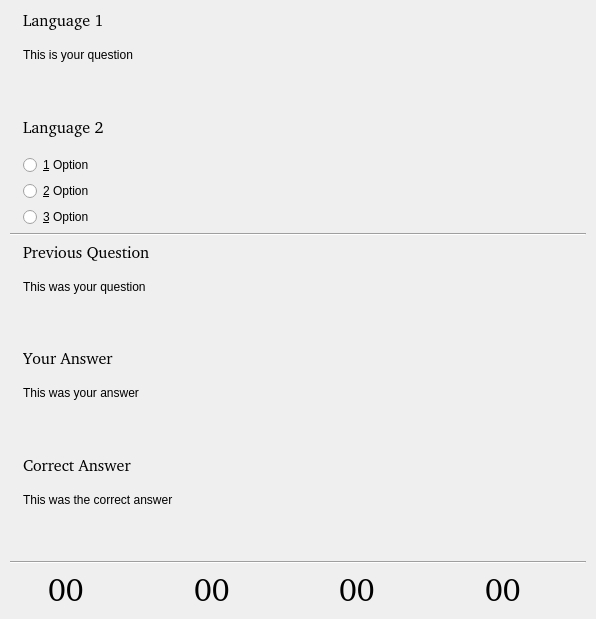
Before: the Qt Designer form src/multipleviewbase.ui in KDE/kwordquiz, drawn with Qt 5.
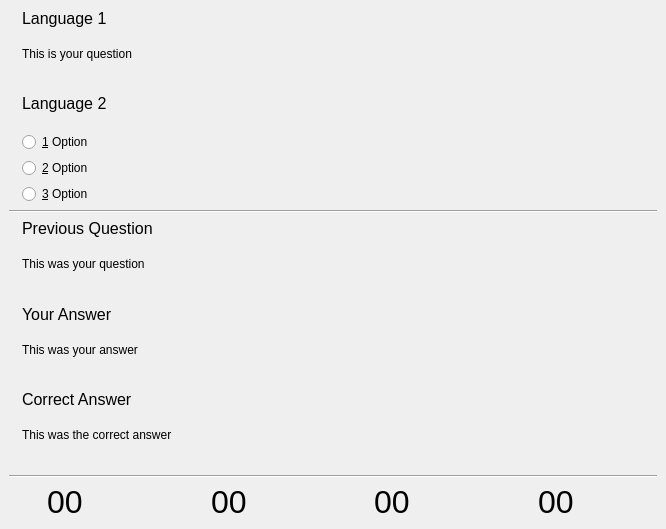
After: the same form once the commit is applied. Icons and pictures are not drawn.

Commit message: A KPageWidget-based interface for KWQ. Better use of screen space and actually quite limited code and string changes. Also simplifies the menu and toolbars.

Diff of the .ui file:
```diff
--- a/src/multipleviewbase.ui
+++ b/src/multipleviewbase.ui
@@ -8,14 +8,12 @@
    <rect>
     <x>0</x>
     <y>0</y>
-    <width>596</width>
-    <height>619</height>
+    <width>666</width>
+    <height>529</height>
    </rect>
   </property>
   <property name="sizePolicy" >
-   <sizepolicy>
-    <hsizetype>5</hsizetype>
-    <vsizetype>5</vsizetype>
+   <sizepolicy vsizetype="Preferred" hsizetype="Preferred" >
     <horstretch>0</horstretch>
     <verstretch>0</verstretch>
    </sizepolicy>
@@ -27,26 +25,49 @@
    </size>
   </property>
   <layout class="QGridLayout" >
-   <property name="margin" >
-    <number>10</number>
+   <property name="leftMargin" >
+    <number>0</number>
    </property>
-   <property name="spacing" >
+   <property name="topMargin" >
+    <number>0</number>
+   </property>
+   <property name="rightMargin" >
+    <number>0</number>
+   </property>
+   <property name="bottomMargin" >
+    <number>0</number>
+   </property>
+   <item row="0" column="0" >
+    <widget class="QStackedWidget" name="stackedWidget" >
+     <property name="currentIndex" >
+      <number>0</number>
+     </property>
+     <widget class="QWidget" name="pageQuiz" >
+      <layout class="QGridLayout" >
+       <item row="0" column="0" >
+        <layout class="QGridLayout" >
+         <property name="leftMargin" >
+          <number>0</number>
+         </property>
+         <property name="topMargin" >
+          <number>0</number>
+         </property>
+         <property name="rightMargin" >
+          <number>0</number>
+         </property>
+         <property name="bottomMargin" >
+          <number>0</number>
+         </property>
+         <property name="horizontalSpacing" >
     <number>6</number>
    </property>
-   <item row="0" column="0" >
-    <layout class="QGridLayout" >
-     <property name="margin" >
-      <number>0</number>
-     </property>
-     <property name="spacing" >
+         <property name="verticalSpacing" >
       <number>6</number>
      </property>
      <item row="0" column="1" >
       <widget class="QLabel" name="lblQuestionLanguage" >
        <property name="sizePolicy" >
-        <sizepolicy>
-         <hsizetype>7</hsizetype>
-         <vsizetype>0</vsizetype>
+            <sizepolicy vsizetype="Fixed" hsizetype="Expanding" >
          <horstretch>0</horstretch>
          <verstretch>0</verstretch>
         </sizepolicy>
@@ -59,7 +80,6 @@
        </property>
        <property name="font" >
         <font>
-         <family></family>
          <pointsize>12</pointsize>
          <weight>50</weight>
          <italic>false</italic>
@@ -85,9 +105,7 @@
      <item row="1" column="1" >
       <widget class="QLabel" name="lblQuestion" >
        <property name="sizePolicy" >
-        <sizepolicy>
-         <hsizetype>7</hsizetype>
-         <vsizetype>5</vsizetype>
+            <sizepolicy vsizetype="Preferred" hsizetype="Expanding" >
          <horstretch>0</horstretch>
          <verstretch>0</verstretch>
         </sizepolicy>
@@ -115,9 +133,7 @@
      <item row="0" column="0" >
       <widget class="QLabel" name="picQuestion" >
        <property name="sizePolicy" >
-        <sizepolicy>
-         <hsizetype>0</hsizetype>
-         <vsizetype>0</vsizetype>
+            <sizepolicy vsizetype="Fixed" hsizetype="Fixed" >
          <horstretch>0</horstretch>
          <verstretch>0</verstretch>
         </sizepolicy>
@@ -141,20 +157,319 @@
      </item>
     </layout>
    </item>
+       <item row="1" column="0" >
+        <layout class="QGridLayout" >
+         <property name="leftMargin" >
+          <number>0</number>
+         </property>
+         <property name="topMargin" >
+          <number>0</number>
+         </property>
+         <property name="rightMargin" >
+          <number>0</number>
+         </property>
+         <property name="bottomMargin" >
+          <number>0</number>
+         </property>
+         <property name="horizontalSpacing" >
+          <number>6</number>
+         </property>
+         <property name="verticalSpacing" >
+          <number>6</number>
+         </property>
+         <item row="0" column="0" >
+          <widget class="QLabel" name="picAnswer" >
+           <property name="sizePolicy" >
+            <sizepolicy vsizetype="Fixed" hsizetype="Fixed" >
+             <horstretch>0</horstretch>
+             <verstretch>0</verstretch>
+            </sizepolicy>
+           </property>
+           <property name="maximumSize" >
+            <size>
+             <width>32</width>
+             <height>32</height>
+            </size>
+           </property>
+           <property name="toolTip" >
+            <string>Your choices</string>
+           </property>
+           <property name="pixmap" >
+            <pixmap/>
+           </property>
+           <property name="scaledContents" >
+            <bool>true</bool>
+           </property>
+          </widget>
+         </item>
+         <item row="2" column="1" >
+          <widget class="QRadioButton" name="opt2" >
+           <property name="sizePolicy" >
+            <sizepolicy vsizetype="Preferred" hsizetype="Expanding" >
+             <horstretch>0</horstretch>
+             <verstretch>0</verstretch>
+            </sizepolicy>
+           </property>
+           <property name="minimumSize" >
+            <size>
+             <width>0</width>
+             <height>20</height>
+            </size>
+           </property>
+           <property name="toolTip" >
+            <string>Your choices</string>
+           </property>
+           <property name="whatsThis" >
+            <string>Three choices for the answer. One is correct.</string>
+           </property>
+           <property name="text" >
+            <string>&amp;2 Option</string>
+           </property>
+          </widget>
+         </item>
+         <item row="1" column="1" >
+          <widget class="QRadioButton" name="opt1" >
+           <property name="sizePolicy" >
+            <sizepolicy vsizetype="Preferred" hsizetype="Expanding" >
+             <horstretch>0</horstretch>
+             <verstretch>0</verstretch>
+            </sizepolicy>
+           </property>
+           <property name="minimumSize" >
+            <size>
+             <width>0</width>
+             <height>20</height>
+            </size>
+           </property>
+           <property name="toolTip" >
+            <string>Your choices</string>
+           </property>
+           <property name="whatsThis" >
+            <string>Three choices for the answer. One is correct.</string>
+           </property>
+           <property name="text" >
+            <string>&amp;1 Option</string>
+           </property>
+          </widget>
+         </item>
+         <item row="0" column="1" >
+          <widget class="QLabel" name="lblAnswerLanguage" >
+           <property name="sizePolicy" >
+            <sizepolicy vsizetype="Fixed" hsizetype="Expanding" >
+             <horstretch>0</horstretch>
+             <verstretch>0</verstretch>
+            </sizepolicy>
+           </property>
+           <property name="minimumSize" >
+            <size>
+             <width>0</width>
+             <height>32</height>
+            </size>
+           </property>
+           <property name="font" >
+            <font>
+             <pointsize>12</pointsize>
+             <weight>50</weight>
+             <italic>false</italic>
+             <bold>false</bold>
+             <underline>false</underline>
+             <strikeout>false</strikeout>
+            </font>
+           </property>
+           <property name="toolTip" >
+            <string>Your choices</string>
+           </property>
+           <property name="whatsThis" >
+            <string>Language or other identifier for the answer</string>
+           </property>
+           <property name="text" >
+            <string>Language 2</string>
+           </property>
+           <property name="alignment" >
+            <set>Qt::AlignTop</set>
+           </property>
+          </widget>
+         </item>
+         <item row="3" column="1" >
+          <widget class="QRadioButton" name="opt3" >
+           <property name="sizePolicy" >
+            <sizepolicy vsizetype="Preferred" hsizetype="Expanding" >
+             <horstretch>0</horstretch>
+             <verstretch>0</verstretch>
+            </sizepolicy>
+           </property>
+           <property name="minimumSize" >
+            <size>
+             <width>0</width>
+             <height>20</height>
+            </size>
+           </property>
+           <property name="toolTip" >
+            <string>Your choices</string>
+           </property>
+           <property name="whatsThis" >
+            <string>Three choices for the answer. One is correct.</string>
+           </property>
+           <property name="text" >
+            <string>&amp;3 Option</string>
+           </property>
+          </widget>
+         </item>
+        </layout>
+       </item>
+       <item row="2" column="0" >
+        <widget class="Line" name="line1" >
+         <property name="frameShape" >
+          <enum>QFrame::HLine</enum>
+         </property>
+         <property name="frameShadow" >
+          <enum>QFrame::Sunken</enum>
+         </property>
+         <property name="orientation" >
+          <enum>Qt::Horizontal</enum>
+         </property>
+        </widget>
+       </item>
+       <item row="3" column="0" >
+        <layout class="QGridLayout" >
+         <property name="leftMargin" >
+          <number>0</number>
+         </property>
+         <property name="topMargin" >
+          <number>0</number>
+         </property>
+         <property name="rightMargin" >
+          <number>0</number>
+         </property>
+         <property name="bottomMargin" >
+          <number>0</number>
+         </property>
+         <property name="horizontalSpacing" >
+          <number>6</number>
+         </property>
+         <property name="verticalSpacing" >
+          <number>6</number>
+         </property>
+         <item row="0" column="1" >
+          <widget class="QLabel" name="lblPreviousQuestionHeader" >
+           <property name="sizePolicy" >
+            <sizepolicy vsizetype="Fixed" hsizetype="Expanding" >
+             <horstretch>0</horstretch>
+             <verstretch>0</verstretch>
+            </sizepolicy>
+           </property>
+           <property name="minimumSize" >
+            <size>
+             <width>0</width>
+             <height>32</height>
+            </size>
+           </property>
+           <property name="font" >
+            <font>
+             <pointsize>12</pointsize>
+             <weight>50</weight>
+             <italic>false</italic>
+             <bold>false</bold>
+             <underline>false</underline>
+             <strikeout>false</strikeout>
+            </font>
+           </property>
+           <property name="toolTip" >
+            <string>Previous question</string>
+           </property>
+           <property name="whatsThis" >
+            <string>The previous question</string>
+           </property>
+           <property name="text" >
+            <string>Previous Question</string>
+           </property>
+           <property name="alignment" >
+            <set>Qt::AlignTop</set>
+           </property>
+          </widget>
+         </item>
+         <item row="1" column="1" >
+          <widget class="QLabel" name="lblPreviousQuestion" >
+           <property name="sizePolicy" >
+            <sizepolicy vsizetype="Preferred" hsizetype="Expanding" >
+             <horstretch>0</horstretch>
+             <verstretch>0</verstretch>
+            </sizepolicy>
+           </property>
+           <property name="toolTip" >
+            <string>Previous question</string>
+           </property>
+           <property name="whatsThis" >
+            <string>The previous question</string>
+           </property>
+           <property name="text" >
+            <string>This was your question</string>
+           </property>
+           <property name="textFormat" >
+            <enum>Qt::AutoText</enum>
+           </property>
+           <property name="scaledContents" >
+            <bool>false</bool>
+           </property>
+           <property name="alignment" >
+            <set>Qt::AlignTop</set>
+           </property>
+           <property name="indent" >
+            <number>-1</number>
+           </property>
+          </widget>
+         </item>
+         <item row="0" column="0" >
+          <widget class="QLabel" name="picPrevious" >
+           <property name="sizePolicy" >
+            <sizepolicy vsizetype="Fixed" hsizetype="Fixed" >
+             <horstretch>0</horstretch>
+             <verstretch>0</verstretch>
+            </sizepolicy>
+           </property>
+           <property name="maximumSize" >
+            <size>
+             <width>32</width>
+             <height>32</height>
+            </size>
+           </property>
+           <property name="toolTip" >
+            <string>Previous question</string>
+           </property>
+           <property name="pixmap" >
+            <pixmap/>
+           </property>
+           <property name="scaledContents" >
+            <bool>true</bool>
+           </property>
+          </widget>
+         </item>
+        </layout>
+       </item>
    <item row="4" column="0" >
     <layout class="QGridLayout" >
      <property name="margin" >
       <number>0</number>
      </property>
-     <property name="spacing" >
+         <property name="topMargin" >
+          <number>0</number>
+         </property>
+         <property name="rightMargin" >
+          <number>0</number>
+         </property>
+         <property name="bottomMargin" >
+          <number>0</number>
+         </property>
+         <property name="horizontalSpacing" >
+          <number>6</number>
+         </property>
+         <property name="verticalSpacing" >
       <number>6</number>
      </property>
      <item row="0" column="0" >
       <widget class="QLabel" name="picYourAnswer" >
        <property name="sizePolicy" >
-        <sizepolicy>
-         <hsizetype>0</hsizetype>
-         <vsizetype>0</vsizetype>
+            <sizepolicy vsizetype="Fixed" hsizetype="Fixed" >
          <horstretch>0</horstretch>
          <verstretch>0</verstretch>
         </sizepolicy>
@@ -179,9 +494,7 @@
      <item row="0" column="1" >
       <widget class="QLabel" name="lblYourAnswerHeader" >
        <property name="sizePolicy" >
-        <sizepolicy>
-         <hsizetype>7</hsizetype>
-         <vsizetype>0</vsizetype>
+            <sizepolicy vsizetype="Fixed" hsizetype="Expanding" >
          <horstretch>0</horstretch>
          <verstretch>0</verstretch>
         </sizepolicy>
@@ -194,7 +507,6 @@
        </property>
        <property name="font" >
         <font>
-         <family></family>
          <pointsize>12</pointsize>
          <weight>50</weight>
          <italic>false</italic>
@@ -220,9 +532,7 @@
      <item row="1" column="1" >
       <widget class="QLabel" name="lblYourAnswer" >
        <property name="sizePolicy" >
-        <sizepolicy>
-         <hsizetype>7</hsizetype>
-         <vsizetype>5</vsizetype>
+            <sizepolicy vsizetype="Preferred" hsizetype="Expanding" >
          <horstretch>0</horstretch>
          <verstretch>0</verstretch>
         </sizepolicy>
@@ -249,12 +559,137 @@
      </item>
     </layout>
    </item>
+       <item row="5" column="0" >
+        <layout class="QGridLayout" >
+         <property name="leftMargin" >
+          <number>0</number>
+         </property>
+         <property name="topMargin" >
+          <number>0</number>
+         </property>
+         <property name="rightMargin" >
+          <number>0</number>
+         </property>
+         <property name="bottomMargin" >
+          <number>0</number>
+         </property>
+         <property name="horizontalSpacing" >
+          <number>6</number>
+         </property>
+         <property name="verticalSpacing" >
+          <number>6</number>
+         </property>
+         <item row="0" column="1" >
+          <widget class="QLabel" name="lblCorrectHeader" >
+           <property name="sizePolicy" >
+            <sizepolicy vsizetype="Fixed" hsizetype="Expanding" >
+             <horstretch>0</horstretch>
+             <verstretch>0</verstretch>
+            </sizepolicy>
+           </property>
+           <property name="minimumSize" >
+            <size>
+             <width>0</width>
+             <height>32</height>
+            </size>
+           </property>
+           <property name="font" >
+            <font>
+             <pointsize>12</pointsize>
+             <weight>50</weight>
+             <italic>false</italic>
+             <bold>false</bold>
+             <underline>false</underline>
+             <strikeout>false</strikeout>
+            </font>
+           </property>
+           <property name="toolTip" >
+            <string>Previous correct answer</string>
+           </property>
+           <property name="whatsThis" >
+            <string>The correct answer to the previous question</string>
+           </property>
+           <property name="text" >
+            <string>Correct Answer</string>
+           </property>
+           <property name="alignment" >
+            <set>Qt::AlignTop</set>
+           </property>
+          </widget>
+         </item>
+         <item row="1" column="1" >
+          <widget class="QLabel" name="lblCorrect" >
+           <property name="sizePolicy" >
+            <sizepolicy vsizetype="Preferred" hsizetype="Expanding" >
+             <horstretch>0</horstretch>
+             <verstretch>0</verstretch>
+            </sizepolicy>
+           </property>
+           <property name="toolTip" >
+            <string>Previous correct answer</string>
+           </property>
+           <property name="whatsThis" >
+            <string>The correct answer to the previous question</string>
+           </property>
+           <property name="text" >
+            <string>This was the correct answer</string>
+           </property>
+           <property name="textFormat" >
+            <enum>Qt::AutoText</enum>
+           </property>
+           <property name="scaledContents" >
+            <bool>false</bool>
+           </property>
+           <property name="alignment" >
+            <set>Qt::AlignTop</set>
+           </property>
+          </widget>
+         </item>
+         <item row="0" column="0" >
+          <widget class="QLabel" name="picCorrectAnswer" >
+           <property name="sizePolicy" >
+            <sizepolicy vsizetype="Fixed" hsizetype="Fixed" >
+             <horstretch>0</horstretch>
+             <verstretch>0</verstretch>
+            </sizepolicy>
+           </property>
+           <property name="maximumSize" >
+            <size>
+             <width>32</width>
+             <height>32</height>
+            </size>
+           </property>
+           <property name="toolTip" >
+            <string>Previous correct answer</string>
+           </property>
+           <property name="pixmap" >
+            <pixmap/>
+           </property>
+           <property name="scaledContents" >
+            <bool>true</bool>
+           </property>
+          </widget>
+         </item>
+        </layout>
+       </item>
    <item row="6" column="0" >
     <layout class="QGridLayout" >
      <property name="margin" >
       <number>0</number>
      </property>
-     <property name="spacing" >
+         <property name="topMargin" >
+          <number>0</number>
+         </property>
+         <property name="rightMargin" >
+          <number>0</number>
+         </property>
+         <property name="bottomMargin" >
+          <number>0</number>
+         </property>
+         <property name="horizontalSpacing" >
+          <number>6</number>
+         </property>
+         <property name="verticalSpacing" >
       <number>6</number>
      </property>
      <item row="0" column="0" >
@@ -272,25 +707,34 @@
      </item>
      <item row="1" column="0" >
       <layout class="QGridLayout" >
-       <property name="margin" >
+           <property name="leftMargin" >
         <number>0</number>
        </property>
-       <property name="spacing" >
+           <property name="topMargin" >
+            <number>0</number>
+           </property>
+           <property name="rightMargin" >
+            <number>0</number>
+           </property>
+           <property name="bottomMargin" >
+            <number>0</number>
+           </property>
+           <property name="horizontalSpacing" >
+            <number>6</number>
+           </property>
+           <property name="verticalSpacing" >
         <number>6</number>
        </property>
        <item row="0" column="1" >
         <widget class="QLabel" name="lblScoreCount" >
          <property name="sizePolicy" >
-          <sizepolicy>
-           <hsizetype>5</hsizetype>
-           <vsizetype>0</vsizetype>
+              <sizepolicy vsizetype="Fixed" hsizetype="Preferred" >
            <horstretch>0</horstretch>
            <verstretch>0</verstretch>
           </sizepolicy>
          </property>
          <property name="font" >
           <font>
-           <family></family>
            <pointsize>24</pointsize>
            <weight>50</weight>
            <italic>false</italic>
@@ -316,9 +760,7 @@
        <item row="0" column="4" >
         <widget class="QLabel" name="picCorrect" >
          <property name="sizePolicy" >
-          <sizepolicy>
-           <hsizetype>0</hsizetype>
-           <vsizetype>0</vsizetype>
+              <sizepolicy vsizetype="Fixed" hsizetype="Fixed" >
            <horstretch>0</horstretch>
            <verstretch>0</verstretch>
           </sizepolicy>
@@ -346,16 +788,13 @@
        <item row="0" column="5" >
         <widget class="QLabel" name="lblScoreCorrect" >
          <property name="sizePolicy" >
-          <sizepolicy>
-           <hsizetype>5</hsizetype>
-           <vsizetype>0</vsizetype>
+              <sizepolicy vsizetype="Fixed" hsizetype="Preferred" >
            <horstretch>0</horstretch>
            <verstretch>0</verstretch>
           </sizepolicy>
          </property>
          <property name="font" >
           <font>
-           <family></family>
            <pointsize>24</pointsize>
            <weight>50</weight>
            <italic>false</italic>
@@ -381,9 +820,7 @@
        <item row="0" column="6" >
         <widget class="QLabel" name="picError" >
          <property name="sizePolicy" >
-          <sizepolicy>
-           <hsizetype>0</hsizetype>
-           <vsizetype>0</vsizetype>
+              <sizepolicy vsizetype="Fixed" hsizetype="Fixed" >
            <horstretch>0</horstretch>
            <verstretch>0</verstretch>
           </sizepolicy>
@@ -411,9 +848,7 @@
        <item row="0" column="0" >
         <widget class="QLabel" name="picCount" >
          <property name="sizePolicy" >
-          <sizepolicy>
-           <hsizetype>0</hsizetype>
-           <vsizetype>0</vsizetype>
+              <sizepolicy vsizetype="Fixed" hsizetype="Fixed" >
            <horstretch>0</horstretch>
            <verstretch>0</verstretch>
           </sizepolicy>
@@ -441,16 +876,13 @@
        <item row="0" column="3" >
         <widget class="QLabel" name="lblScoreAnswered" >
          <property name="sizePolicy" >
-          <sizepolicy>
-           <hsizetype>5</hsizetype>
-           <vsizetype>0</vsizetype>
+              <sizepolicy vsizetype="Fixed" hsizetype="Preferred" >
            <horstretch>0</horstretch>
            <verstretch>0</verstretch>
           </sizepolicy>
          </property>
          <property name="font" >
           <font>
-           <family></family>
            <pointsize>24</pointsize>
            <weight>50</weight>
            <italic>false</italic>
@@ -476,9 +908,7 @@
        <item row="0" column="2" >
         <widget class="QLabel" name="picAnswered" >
          <property name="sizePolicy" >
-          <sizepolicy>
-           <hsizetype>0</hsizetype>
-           <vsizetype>0</vsizetype>
+              <sizepolicy vsizetype="Fixed" hsizetype="Fixed" >
            <horstretch>0</horstretch>
            <verstretch>0</verstretch>
           </sizepolicy>
@@ -506,16 +936,13 @@
        <item row="0" column="7" >
         <widget class="QLabel" name="lblScoreError" >
          <property name="sizePolicy" >
-          <sizepolicy>
-           <hsizetype>5</hsizetype>
-           <vsizetype>0</vsizetype>
+              <sizepolicy vsizetype="Fixed" hsizetype="Preferred" >
            <horstretch>0</horstretch>
            <verstretch>0</verstretch>
           </sizepolicy>
          </property>
          <property name="font" >
           <font>
-           <family></family>
            <pointsize>24</pointsize>
            <weight>50</weight>
            <italic>false</italic>
@@ -542,395 +969,25 @@
      </item>
     </layout>
    </item>
-   <item row="5" column="0" >
-    <layout class="QGridLayout" >
-     <property name="margin" >
-      <number>0</number>
-     </property>
-     <property name="spacing" >
-      <number>6</number>
-     </property>
-     <item row="0" column="1" >
-      <widget class="QLabel" name="lblCorrectHeader" >
-       <property name="sizePolicy" >
-        <sizepolicy>
-         <hsizetype>7</hsizetype>
-         <vsizetype>0</vsizetype>
-         <horstretch>0</horstretch>
-         <verstretch>0</verstretch>
-        </sizepolicy>
-       </property>
-       <property name="minimumSize" >
-        <size>
-         <width>0</width>
-         <height>32</height>
-        </size>
-       </property>
-       <property name="font" >
-        <font>
-         <family></family>
-         <pointsize>12</pointsize>
-         <weight>50</weight>
-         <italic>false</italic>
-         <bold>false</bold>
-         <underline>false</underline>
-         <strikeout>false</strikeout>
-        </font>
-       </property>
-       <property name="toolTip" >
-        <string>Previous correct answer</string>
-       </property>
-       <property name="whatsThis" >
-        <string>The correct answer to the previous question</string>
-       </property>
-       <property name="text" >
-        <string>Correct Answer</string>
-       </property>
-       <property name="alignment" >
-        <set>Qt::AlignTop</set>
-       </property>
-      </widget>
-     </item>
-     <item row="1" column="1" >
-      <widget class="QLabel" name="lblCorrect" >
-       <property name="sizePolicy" >
-        <sizepolicy>
-         <hsizetype>7</hsizetype>
-         <vsizetype>5</vsizetype>
-         <horstretch>0</horstretch>
-         <verstretch>0</verstretch>
-        </sizepolicy>
-       </property>
-       <property name="toolTip" >
-        <string>Previous correct answer</string>
-       </property>
-       <property name="whatsThis" >
-        <string>The correct answer to the previous question</string>
-       </property>
-       <property name="text" >
-        <string>This was the correct answer</string>
-       </property>
-       <property name="textFormat" >
-        <enum>Qt::AutoText</enum>
-       </property>
-       <property name="scaledContents" >
-        <bool>false</bool>
-       </property>
-       <property name="alignment" >
-        <set>Qt::AlignTop</set>
-       </property>
-      </widget>
-     </item>
-     <item row="0" column="0" >
-      <widget class="QLabel" name="picCorrectAnswer" >
-       <property name="sizePolicy" >
-        <sizepolicy>
-         <hsizetype>0</hsizetype>
-         <vsizetype>0</vsizetype>
-         <horstretch>0</horstretch>
-         <verstretch>0</verstretch>
-        </sizepolicy>
-       </property>
-       <property name="maximumSize" >
-        <size>
-         <width>32</width>
-         <height>32</height>
-        </size>
-       </property>
-       <property name="toolTip" >
-        <string>Previous correct answer</string>
-       </property>
-       <property name="pixmap" >
-        <pixmap/>
-       </property>
-       <property name="scaledContents" >
-        <bool>true</bool>
-       </property>
-      </widget>
-     </item>
-    </layout>
-   </item>
-   <item row="1" column="0" >
+      </layout>
+     </widget>
+     <widget class="QWidget" name="pageWarning" >
     <layout class="QGridLayout" >
-     <property name="margin" >
-      <number>0</number>
-     </property>
-     <property name="spacing" >
-      <number>6</number>
-     </property>
      <item row="0" column="0" >
-      <widget class="QLabel" name="picAnswer" >
-       <property name="sizePolicy" >
-        <sizepolicy>
-         <hsizetype>0</hsizetype>
-         <vsizetype>0</vsizetype>
-         <horstretch>0</horstretch>
-         <verstretch>0</verstretch>
-        </sizepolicy>
-       </property>
-       <property name="maximumSize" >
-        <size>
-         <width>32</width>
-         <height>32</height>
-        </size>
-       </property>
-       <property name="toolTip" >
-        <string>Your choices</string>
-       </property>
-       <property name="pixmap" >
-        <pixmap/>
-       </property>
-       <property name="scaledContents" >
-        <bool>true</bool>
-       </property>
-      </widget>
-     </item>
-     <item row="2" column="1" >
-      <widget class="QRadioButton" name="opt2" >
-       <property name="sizePolicy" >
-        <sizepolicy>
-         <hsizetype>7</hsizetype>
-         <vsizetype>5</vsizetype>
-         <horstretch>0</horstretch>
-         <verstretch>0</verstretch>
-        </sizepolicy>
-       </property>
-       <property name="minimumSize" >
-        <size>
-         <width>0</width>
-         <height>20</height>
-        </size>
-       </property>
-       <property name="toolTip" >
-        <string>Your choices</string>
-       </property>
-       <property name="whatsThis" >
-        <string>Three choices for the answer. One is correct.</string>
-       </property>
+        <widget class="QLabel" name="label" >
        <property name="text" >
-        <string>&amp;2 Option</string>
-       </property>
-      </widget>
-     </item>
-     <item row="1" column="1" >
-      <widget class="QRadioButton" name="opt1" >
-       <property name="sizePolicy" >
-        <sizepolicy>
-         <hsizetype>7</hsizetype>
-         <vsizetype>5</vsizetype>
-         <horstretch>0</horstretch>
-         <verstretch>0</verstretch>
-        </sizepolicy>
-       </property>
-       <property name="minimumSize" >
-        <size>
-         <width>0</width>
-         <height>20</height>
-        </size>
-       </property>
-       <property name="toolTip" >
-        <string>Your choices</string>
-       </property>
-       <property name="whatsThis" >
-        <string>Three choices for the answer. One is correct.</string>
-       </property>
-       <property name="text" >
-        <string>&amp;1 Option</string>
-       </property>
-      </widget>
-     </item>
-     <item row="0" column="1" >
-      <widget class="QLabel" name="lblAnswerLanguage" >
-       <property name="sizePolicy" >
-        <sizepolicy>
-         <hsizetype>7</hsizetype>
-         <vsizetype>0</vsizetype>
-         <horstretch>0</horstretch>
-         <verstretch>0</verstretch>
-        </sizepolicy>
-       </property>
-       <property name="minimumSize" >
-        <size>
-         <width>0</width>
-         <height>32</height>
-        </size>
-       </property>
-       <property name="font" >
-        <font>
-         <family></family>
-         <pointsize>12</pointsize>
-         <weight>50</weight>
-         <italic>false</italic>
-         <bold>false</bold>
-         <underline>false</underline>
-         <strikeout>false</strikeout>
-        </font>
-       </property>
-       <property name="toolTip" >
-        <string>Your choices</string>
-       </property>
-       <property name="whatsThis" >
-        <string>Language or other identifier for the answer</string>
-       </property>
-       <property name="text" >
-        <string>Language 2</string>
-       </property>
+          <string>&lt;html>There are too few entries in your vocabulary.&lt;br />You need at least three entries for a multiple choice quiz.&lt;/html></string>
+         </property>
        <property name="alignment" >
-        <set>Qt::AlignTop</set>
-       </property>
-      </widget>
-     </item>
-     <item row="3" column="1" >
-      <widget class="QRadioButton" name="opt3" >
-       <property name="sizePolicy" >
-        <sizepolicy>
-         <hsizetype>7</hsizetype>
-         <vsizetype>5</vsizetype>
-         <horstretch>0</horstretch>
-         <verstretch>0</verstretch>
-        </sizepolicy>
-       </property>
-       <property name="minimumSize" >
-        <size>
-         <width>0</width>
-         <height>20</height>
-        </size>
-       </property>
-       <property name="toolTip" >
-        <string>Your choices</string>
-       </property>
-       <property name="whatsThis" >
-        <string>Three choices for the answer. One is correct.</string>
-       </property>
-       <property name="text" >
-        <string>&amp;3 Option</string>
-       </property>
-      </widget>
-     </item>
-    </layout>
-   </item>
-   <item row="3" column="0" >
-    <layout class="QGridLayout" >
-     <property name="margin" >
-      <number>0</number>
-     </property>
-     <property name="spacing" >
-      <number>6</number>
-     </property>
-     <item row="0" column="1" >
-      <widget class="QLabel" name="lblPreviousQuestionHeader" >
-       <property name="sizePolicy" >
-        <sizepolicy>
-         <hsizetype>7</hsizetype>
-         <vsizetype>0</vsizetype>
-         <horstretch>0</horstretch>
-         <verstretch>0</verstretch>
-        </sizepolicy>
-       </property>
-       <property name="minimumSize" >
-        <size>
-         <width>0</width>
-         <height>32</height>
-        </size>
-       </property>
-       <property name="font" >
-        <font>
-         <family></family>
-         <pointsize>12</pointsize>
-         <weight>50</weight>
-         <italic>false</italic>
-         <bold>false</bold>
-         <underline>false</underline>
-         <strikeout>false</strikeout>
-        </font>
-       </property>
-       <property name="toolTip" >
-        <string>Previous question</string>
-       </property>
-       <property name="whatsThis" >
-        <string>The previous question</string>
-       </property>
-       <property name="text" >
-        <string>Previous Question</string>
-       </property>
-       <property name="alignment" >
-        <set>Qt::AlignTop</set>
-       </property>
-      </widget>
-     </item>
-     <item row="1" column="1" >
-      <widget class="QLabel" name="lblPreviousQuestion" >
-       <property name="sizePolicy" >
-        <sizepolicy>
-         <hsizetype>7</hsizetype>
-         <vsizetype>5</vsizetype>
-         <horstretch>0</horstretch>
-         <verstretch>0</verstretch>
-        </sizepolicy>
-       </property>
-       <property name="toolTip" >
-        <string>Previous question</string>
-       </property>
-       <property name="whatsThis" >
-        <string>The previous question</string>
-       </property>
-       <property name="text" >
-        <string>This was your question</string>
-       </property>
-       <property name="textFormat" >
-        <enum>Qt::AutoText</enum>
-       </property>
-       <property name="scaledContents" >
-        <bool>false</bool>
-       </property>
-       <property name="alignment" >
-        <set>Qt::AlignTop</set>
-       </property>
-       <property name="indent" >
-        <number>-1</number>
-       </property>
-      </widget>
-     </item>
-     <item row="0" column="0" >
-      <widget class="QLabel" name="picPrevious" >
-       <property name="sizePolicy" >
-        <sizepolicy>
-         <hsizetype>0</hsizetype>
-         <vsizetype>0</vsizetype>
-         <horstretch>0</horstretch>
-         <verstretch>0</verstretch>
-        </sizepolicy>
-       </property>
-       <property name="maximumSize" >
-        <size>
-         <width>32</width>
-         <height>32</height>
-        </size>
-       </property>
-       <property name="toolTip" >
-        <string>Previous question</string>
-       </property>
-       <property name="pixmap" >
-        <pixmap/>
-       </property>
-       <property name="scaledContents" >
+          <set>Qt::AlignCenter</set>
+         </property>
+         <property name="wordWrap" >
         <bool>true</bool>
        </property>
       </widget>
      </item>
     </layout>
-   </item>
-   <item row="2" column="0" >
-    <widget class="Line" name="line1" >
-     <property name="frameShape" >
-      <enum>QFrame::HLine</enum>
-     </property>
-     <property name="frameShadow" >
-      <enum>QFrame::Sunken</enum>
-     </property>
-     <property name="orientation" >
-      <enum>Qt::Horizontal</enum>
-     </property>
+     </widget>
     </widget>
    </item>
   </layout>
```
Left out of the diff: 6 changed lines with no effect on the pictures. Lines whose indentation alone changed are shown as unchanged. The commit also changes 6 other files.
